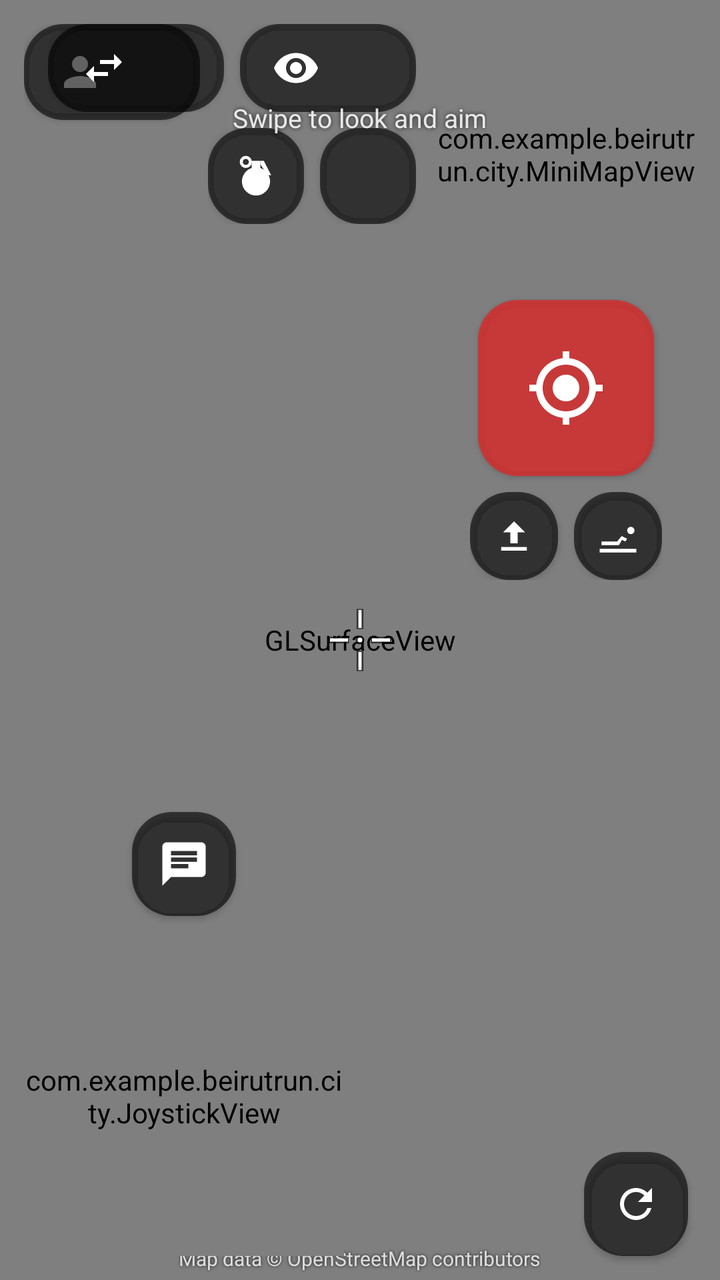
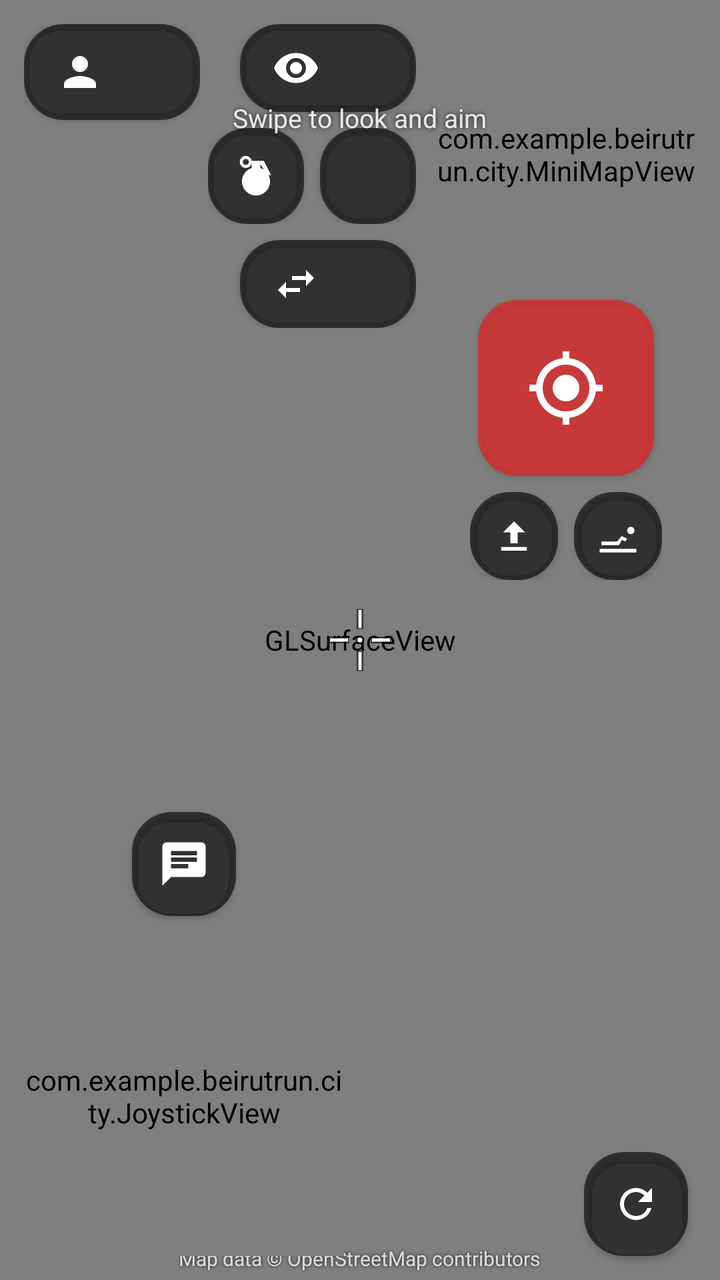

The first picture is an Android layout as it rendered before a commit; the second is the same layout after the commit. The layout source and the unified diff follow.
<!-- AndroidManifest.xml: application theme Theme.Beirutrun -->
<!-- res/layout/activity_city.xml -->
<?xml version="1.0" encoding="utf-8"?>
<FrameLayout xmlns:android="http://schemas.android.com/apk/res/android"
    xmlns:app="http://schemas.android.com/apk/res-auto"
    android:layout_width="match_parent"
    android:layout_height="match_parent"
    android:background="#FF000000">

    <android.opengl.GLSurfaceView
        android:id="@+id/glView"
        android:layout_width="match_parent"
        android:layout_height="match_parent" />

    
    <View
        android:id="@+id/damageFlash"
        android:layout_width="match_parent"
        android:layout_height="match_parent"
        android:alpha="0"
        android:background="#88FF1744"
        android:clickable="false"
        android:focusable="false" />

    
    <ImageView
        android:id="@+id/crosshair"
        android:layout_width="44dp"
        android:layout_height="44dp"
        android:layout_gravity="center"
        android:clickable="false"
        android:contentDescription="@string/aim"
        android:focusable="false"
        android:src="@drawable/ic_crosshair" />

    
    <com.example.beirutrun.city.ScopeOverlayView
        android:id="@+id/scopeOverlay"
        android:layout_width="match_parent"
        android:layout_height="match_parent"
        android:visibility="gone" />

    
    <View
        android:id="@+id/flashOverlay"
        android:layout_width="match_parent"
        android:layout_height="match_parent"
        android:alpha="0"
        android:background="#FFFFFFFF"
        android:clickable="false"
        android:focusable="false" />

    
    <TextView
        android:id="@+id/banner"
        android:layout_width="wrap_content"
        android:layout_height="wrap_content"
        android:layout_gravity="center"
        android:layout_marginBottom="80dp"
        android:alpha="0"
        android:background="#AA000000"
        android:paddingStart="24dp"
        android:paddingTop="12dp"
        android:paddingEnd="24dp"
        android:paddingBottom="12dp"
        android:textColor="@android:color/white"
        android:textSize="24sp"
        android:textStyle="bold" />

    <LinearLayout
        android:layout_width="wrap_content"
        android:layout_height="wrap_content"
        android:layout_gravity="top|start"
        android:layout_margin="12dp"
        android:orientation="vertical">

        <com.google.android.material.button.MaterialButton
            android:id="@+id/playerButton"
            style="@style/HudButton"
            android:layout_width="wrap_content"
            android:layout_height="wrap_content"
            app:icon="@drawable/ic_person" />

        
        <TextView
            android:id="@+id/statusLabel"
            android:layout_width="wrap_content"
            android:layout_height="wrap_content"
            android:layout_marginStart="4dp"
            android:layout_marginTop="4dp"
            android:shadowColor="#CC000000"
            android:shadowRadius="6"
            android:textColor="@android:color/white"
            android:textSize="13sp"
            android:textStyle="bold" />

        
        <TextView
            android:id="@+id/hearts"
            android:layout_width="wrap_content"
            android:layout_height="wrap_content"
            android:layout_marginStart="4dp"
            android:layout_marginTop="2dp"
            android:letterSpacing="0.1"
            android:shadowColor="#CC000000"
            android:shadowRadius="4"
            android:textColor="#FFFF5252"
            android:textSize="20sp" />
    </LinearLayout>

    <com.example.beirutrun.city.MiniMapView
        android:id="@+id/miniMap"
        android:layout_width="130dp"
        android:layout_height="130dp"
        android:layout_gravity="top|end"
        android:layout_margin="12dp" />

    
    <LinearLayout
        android:layout_width="wrap_content"
        android:layout_height="wrap_content"
        android:layout_gravity="top|end"
        android:layout_marginTop="12dp"
        android:layout_marginEnd="152dp"
        android:gravity="end"
        android:orientation="vertical">

        <LinearLayout
            android:layout_width="wrap_content"
            android:layout_height="wrap_content"
            android:gravity="center_vertical"
            android:orientation="horizontal">

            
            <com.google.android.material.button.MaterialButton
                android:id="@+id/weaponButton"
                style="@style/HudButton"
                android:layout_width="wrap_content"
                android:layout_height="44dp"
                android:layout_marginEnd="8dp"
                android:ellipsize="end"
                android:fontFeatureSettings="tnum"
                android:maxLines="1"
                app:icon="@drawable/ic_swap" />

            
            <com.google.android.material.button.MaterialButton
                android:id="@+id/viewModeButton"
                style="@style/HudButton"
                android:layout_width="wrap_content"
                android:layout_height="44dp"
                app:icon="@drawable/ic_eye" />
        </LinearLayout>

        <LinearLayout
            android:layout_width="wrap_content"
            android:layout_height="wrap_content"
            android:layout_marginTop="8dp"
            android:gravity="center_vertical"
            android:orientation="horizontal">

            
            <com.google.android.material.button.MaterialButton
                android:id="@+id/grenadeButton"
                style="@style/HudRoundButton"
                android:layout_width="48dp"
                android:layout_height="48dp"
                android:contentDescription="@string/grenade_throw"
                app:icon="@drawable/ic_grenade" />

            <com.google.android.material.button.MaterialButton
                android:id="@+id/grenadeKindButton"
                style="@style/HudRoundButton"
                android:layout_width="48dp"
                android:layout_height="48dp"
                android:layout_marginStart="8dp"
                android:contentDescription="@string/grenade_kind"
                android:fontFeatureSettings="tnum"
                android:gravity="center"
                android:lineSpacingMultiplier="0.9"
                android:maxLines="2"
                android:textSize="10sp" />

            
            <LinearLayout
                android:id="@+id/voiceButtons"
                android:layout_width="wrap_content"
                android:layout_height="wrap_content"
                android:gravity="center_vertical"
                android:orientation="horizontal"
                android:visibility="gone">

                <com.google.android.material.button.MaterialButton
                    android:id="@+id/micButton"
                    style="@style/HudRoundButton"
                    android:layout_width="36dp"
                    android:layout_height="36dp"
                    android:layout_marginStart="8dp"
                    android:contentDescription="@string/voice_mic"
                    app:icon="@drawable/ic_mic_off"
                    app:iconSize="18dp" />

                <com.google.android.material.button.MaterialButton
                    android:id="@+id/speakerButton"
                    style="@style/HudRoundButton"
                    android:layout_width="36dp"
                    android:layout_height="36dp"
                    android:layout_marginStart="6dp"
                    android:contentDescription="@string/voice_speaker"
                    app:icon="@drawable/ic_volume_up"
                    app:iconSize="18dp" />
            </LinearLayout>
        </LinearLayout>
    </LinearLayout>

    
    <TextView
        android:id="@+id/gameTimer"
        android:layout_width="wrap_content"
        android:layout_height="wrap_content"
        android:layout_gravity="top|center_horizontal"
        android:layout_marginTop="10dp"
        android:background="#99000000"
        android:fontFeatureSettings="tnum"
        android:paddingStart="14dp"
        android:paddingTop="4dp"
        android:paddingEnd="14dp"
        android:paddingBottom="4dp"
        android:textColor="@android:color/white"
        android:textSize="20sp"
        android:textStyle="bold"
        android:visibility="gone" />

    <TextView
        android:layout_width="wrap_content"
        android:layout_height="wrap_content"
        android:layout_gravity="top|center_horizontal"
        android:layout_marginTop="50dp"
        android:shadowColor="#CC000000"
        android:shadowRadius="6"
        android:text="@string/look_hint"
        android:textColor="#DDFFFFFF"
        android:textSize="13sp" />

    
    <TextView
        android:layout_width="wrap_content"
        android:layout_height="wrap_content"
        android:layout_gravity="bottom|center_horizontal"
        android:layout_marginBottom="4dp"
        android:shadowColor="#CC000000"
        android:shadowRadius="4"
        android:text="@string/osm_attribution"
        android:textColor="#CCFFFFFF"
        android:textSize="10sp" />

    <com.example.beirutrun.city.JoystickView
        android:id="@+id/joystick"
        android:layout_width="160dp"
        android:layout_height="160dp"
        android:layout_gravity="bottom|start"
        android:layout_margin="12dp" />

    
    <com.google.android.material.button.MaterialButton
        android:id="@+id/sayOrDropButton"
        style="@style/HudRoundButton"
        android:layout_width="52dp"
        android:layout_height="52dp"
        android:layout_gravity="bottom|start"
        android:layout_marginStart="66dp"
        android:layout_marginBottom="182dp"
        android:contentDescription="@string/say_or_drop"
        app:icon="@drawable/ic_chat" />

    <LinearLayout
        android:id="@+id/sayOrDropChoices"
        android:layout_width="wrap_content"
        android:layout_height="wrap_content"
        android:layout_gravity="bottom|start"
        android:layout_marginStart="126dp"
        android:layout_marginBottom="182dp"
        android:orientation="horizontal"
        android:visibility="gone">

        <com.google.android.material.button.MaterialButton
            android:id="@+id/sayButton"
            style="@style/HudButton"
            android:layout_width="wrap_content"
            android:layout_height="52dp"
            android:text="@string/say"
            app:icon="@drawable/ic_chat" />

        <com.google.android.material.button.MaterialButton
            android:id="@+id/dropButton"
            style="@style/HudButton"
            android:layout_width="wrap_content"
            android:layout_height="52dp"
            android:layout_marginStart="8dp"
            android:text="@string/drop_photo"
            app:icon="@drawable/ic_camera" />
    </LinearLayout>

    <com.google.android.material.button.MaterialButton
        android:id="@+id/viewPhotoButton"
        style="@style/HudButton"
        android:layout_width="wrap_content"
        android:layout_height="wrap_content"
        android:layout_gravity="bottom|center_horizontal"
        android:layout_marginBottom="24dp"
        android:visibility="gone"
        app:backgroundTint="#DDFFB300"
        app:icon="@drawable/ic_photo" />

    
    <com.google.android.material.button.MaterialButton
        android:id="@+id/climbButton"
        style="@style/HudButton"
        android:layout_width="wrap_content"
        android:layout_height="wrap_content"
        android:layout_gravity="bottom|center_horizontal"
        android:layout_marginBottom="76dp"
        android:visibility="gone"
        app:backgroundTint="#DDE5A823"
        app:icon="@drawable/ic_ladder" />

    

    
    <com.google.android.material.button.MaterialButton
        android:id="@+id/shootButton"
        style="@style/HudRoundButton"
        android:layout_width="88dp"
        android:layout_height="88dp"
        android:layout_gravity="top|end"
        android:layout_marginTop="150dp"
        android:layout_marginEnd="33dp"
        android:contentDescription="@string/shoot"
        app:backgroundTint="#DDD32F2F"
        app:icon="@drawable/ic_target"
        app:iconSize="40dp" />

    
    <LinearLayout
        android:layout_width="wrap_content"
        android:layout_height="wrap_content"
        android:layout_gravity="top|end"
        android:layout_marginTop="246dp"
        android:layout_marginEnd="29dp"
        android:orientation="horizontal">

        <com.google.android.material.button.MaterialButton
            android:id="@+id/jumpButton"
            style="@style/HudRoundButton"
            android:layout_width="44dp"
            android:layout_height="44dp"
            android:contentDescription="@string/jump"
            app:icon="@drawable/ic_jump"
            app:iconSize="22dp" />

        <com.google.android.material.button.MaterialButton
            android:id="@+id/crawlButton"
            style="@style/HudRoundButton"
            android:layout_width="44dp"
            android:layout_height="44dp"
            android:layout_marginStart="8dp"
            android:contentDescription="@string/crawl"
            app:icon="@drawable/ic_crawl"
            app:iconSize="22dp" />
    </LinearLayout>

    
    <com.google.android.material.button.MaterialButton
        android:id="@+id/reloadButton"
        style="@style/HudRoundButton"
        android:layout_width="52dp"
        android:layout_height="52dp"
        android:layout_gravity="bottom|end"
        android:layout_marginEnd="16dp"
        android:layout_marginBottom="12dp"
        android:contentDescription="@string/reload"
        app:icon="@drawable/ic_reload"
        app:iconSize="24dp" />

    
    <com.google.android.material.button.MaterialButton
        android:id="@+id/scopeButton"
        style="@style/HudRoundButton"
        android:layout_width="52dp"
        android:layout_height="52dp"
        android:layout_gravity="bottom|end"
        android:layout_marginEnd="80dp"
        android:layout_marginBottom="12dp"
        android:contentDescription="@string/scope"
        android:visibility="gone"
        app:icon="@drawable/ic_scope" />

    
    <com.google.android.material.button.MaterialButton
        android:id="@+id/zoomInButton"
        style="@style/HudRoundButton"
        android:layout_width="52dp"
        android:layout_height="52dp"
        android:layout_gravity="bottom|end"
        android:layout_marginEnd="144dp"
        android:layout_marginBottom="72dp"
        android:contentDescription="@string/zoom_in"
        android:visibility="gone"
        app:icon="@drawable/ic_zoom_in" />

    <com.google.android.material.button.MaterialButton
        android:id="@+id/zoomOutButton"
        style="@style/HudRoundButton"
        android:layout_width="52dp"
        android:layout_height="52dp"
        android:layout_gravity="bottom|end"
        android:layout_marginEnd="144dp"
        android:layout_marginBottom="12dp"
        android:contentDescription="@string/zoom_out"
        android:visibility="gone"
        app:icon="@drawable/ic_zoom_out" />
</FrameLayout>
<!-- resources referenced by this layout -->
<resources>
  <!-- drawable ic_chat (drawable) -->
  <vector xmlns:android="http://schemas.android.com/apk/res/android"
      android:width="24dp"
      android:height="24dp"
      android:viewportWidth="24"
      android:viewportHeight="24">
      <path
          android:fillColor="#FFFFFFFF"
          android:pathData="M20,2H4c-1.1,0 -2,0.9 -2,2v18l4,-4h14c1.1,0 2,-0.9 2,-2V4c0,-1.1 -0.9,-2 -2,-2zM6,9h12v2H6V9zM14,14H6v-2h8v2zM18,8H6V6h12v2z" />
  </vector>
  <!-- drawable ic_crawl (drawable) -->
  <vector xmlns:android="http://schemas.android.com/apk/res/android"
      android:width="24dp"
      android:height="24dp"
      android:viewportWidth="24"
      android:viewportHeight="24">
      <path
          android:fillColor="#FFFFFFFF"
          android:pathData="M19,11a2,2 0,1 1,0 -4a2,2 0,1 1,0 4zM3,17v-2h8.5l2.5,-3 3,1.5 -1,1.5 -1.8,-0.9L12.5,17zM2,19h20v2H2z" />
  </vector>
  <!-- drawable ic_jump (drawable) -->
  <vector xmlns:android="http://schemas.android.com/apk/res/android"
      android:width="24dp"
      android:height="24dp"
      android:viewportWidth="24"
      android:viewportHeight="24">
      <path
          android:fillColor="#FFFFFFFF"
          android:pathData="M12,4l-6,6h4v6h4v-6h4zM5,18h14v2H5z" />
  </vector>
  <!-- drawable ic_ladder (drawable) -->
  <vector xmlns:android="http://schemas.android.com/apk/res/android"
      android:width="24dp"
      android:height="24dp"
      android:viewportWidth="24"
      android:viewportHeight="24">
      <path
          android:fillColor="#FFFFFFFF"
          android:pathData="M6,2h2v20h-2zM16,2h2v20h-2zM8,5h8v1.8h-8zM8,10h8v1.8h-8zM8,15h8v1.8h-8zM8,20h8v1.8h-8z" />
  </vector>
  <!-- drawable ic_swap (drawable) -->
  <vector xmlns:android="http://schemas.android.com/apk/res/android"
      android:width="24dp"
      android:height="24dp"
      android:viewportWidth="24"
      android:viewportHeight="24">
      
      <path
          android:fillColor="#FFFFFFFF"
          android:pathData="M6.99,11L3,15l3.99,4v-3H14v-2H6.99v-3zM21,9l-3.99,-4v3H10v2h7.01v3L21,9z" />
  </vector>
  <string name="aim">Aim</string>
  <string name="crawl">Crawl</string>
  <string name="drop_photo">Drop photo</string>
  <string name="grenade_kind">Change grenade</string>
  <string name="grenade_throw">Throw grenade</string>
  <string name="jump">Jump</string>
  <string name="look_hint">Swipe to look and aim</string>
  <string name="osm_attribution">Map data © OpenStreetMap contributors</string>
  <string name="reload">Reload</string>
  <string name="say">Say</string>
  <string name="say_or_drop">Say something or drop a photo</string>
  <string name="scope">Scope</string>
  <string name="shoot">Shoot</string>
  <string name="voice_mic">Microphone</string>
  <string name="voice_speaker">Teammates\' voices</string>
  <string name="zoom_in">Zoom in</string>
  <string name="zoom_out">Zoom out</string>
  <style name="HudRoundButton" parent="HudButton">
          <item name="shapeAppearanceOverlay">@style/CircleImage</item>
          <item name="android:padding">0dp</item>
          <item name="android:minWidth">0dp</item>
          <item name="android:minHeight">0dp</item>
          <item name="iconPadding">0dp</item>
          <item name="iconGravity">textStart</item>
          <item name="iconSize">26dp</item>
      </style>
  <color name="white">#FFFFFFFF</color>
  <style name="CircleImage">
          <item name="cornerFamily">rounded</item>
          <item name="cornerSize">50%</item>
      </style>
  <color name="purple_500">#FF6200EE</color>
  <color name="purple_700">#FF3700B3</color>
  <color name="teal_200">#FF03DAC5</color>
  <color name="teal_700">#FF018786</color>
  <color name="black">#FF000000</color>
  <!-- unchanged entries left out for length: 15 -->
</resources>

<!-- the commit's change to res/layout/activity_city.xml (unified diff, before → after) -->
@@ -123,32 +123,13 @@
         android:gravity="end"
         android:orientation="vertical">
 
-        <LinearLayout
-            android:layout_width="wrap_content"
-            android:layout_height="wrap_content"
-            android:gravity="center_vertical"
-            android:orientation="horizontal">
-
-            
-            <com.google.android.material.button.MaterialButton
-                android:id="@+id/weaponButton"
-                style="@style/HudButton"
-                android:layout_width="wrap_content"
-                android:layout_height="44dp"
-                android:layout_marginEnd="8dp"
-                android:ellipsize="end"
-                android:fontFeatureSettings="tnum"
-                android:maxLines="1"
-                app:icon="@drawable/ic_swap" />
-
-            
-            <com.google.android.material.button.MaterialButton
-                android:id="@+id/viewModeButton"
-                style="@style/HudButton"
-                android:layout_width="wrap_content"
-                android:layout_height="44dp"
-                app:icon="@drawable/ic_eye" />
-        </LinearLayout>
+        
+        <com.google.android.material.button.MaterialButton
+            android:id="@+id/viewModeButton"
+            style="@style/HudButton"
+            android:layout_width="wrap_content"
+            android:layout_height="44dp"
+            app:icon="@drawable/ic_eye" />
 
         <LinearLayout
             android:layout_width="wrap_content"
@@ -209,6 +190,18 @@
                     app:iconSize="18dp" />
             </LinearLayout>
         </LinearLayout>
+
+        
+        <com.google.android.material.button.MaterialButton
+            android:id="@+id/weaponButton"
+            style="@style/HudButton"
+            android:layout_width="wrap_content"
+            android:layout_height="44dp"
+            android:layout_marginTop="8dp"
+            android:ellipsize="end"
+            android:fontFeatureSettings="tnum"
+            android:maxLines="1"
+            app:icon="@drawable/ic_swap" />
     </LinearLayout>
 
     
